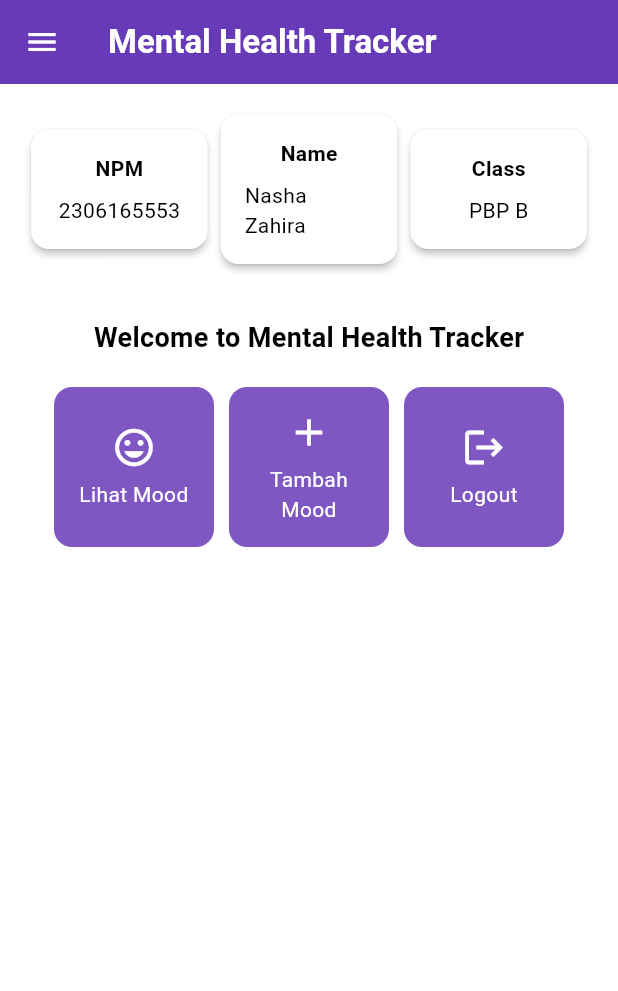
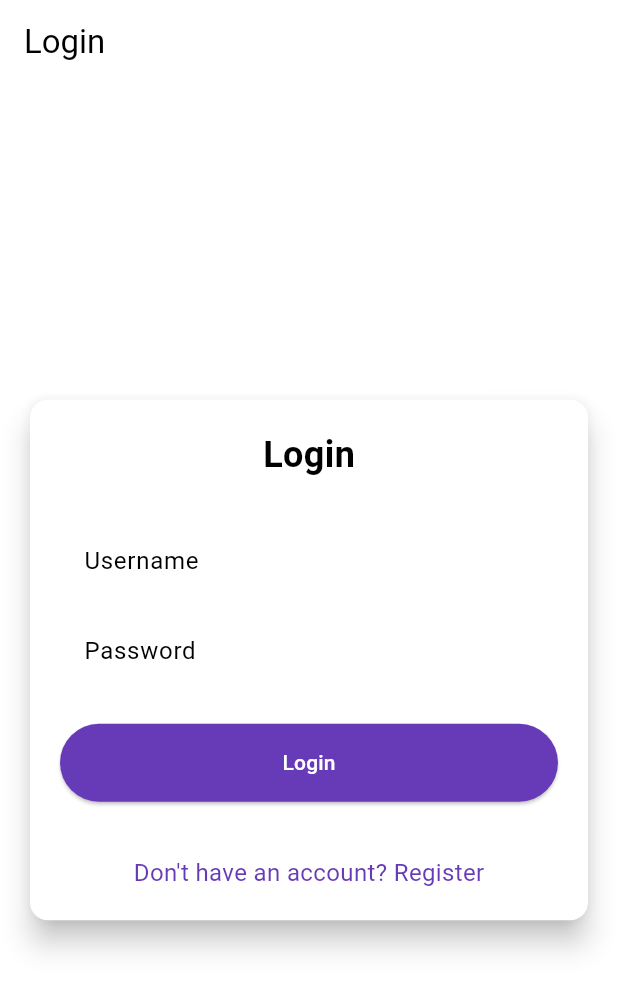
Before and after one commit to genshzin/mental-health-tracker-mobile, a Flutter app: the screen it shows after launch, on a phone screen of 412 x 824 dp. Shown: the top 991 px of the screen. Run offline on Flutter 3.47's test engine with Material 3 defaults, Android fonts, the phone set to English and light mode, and no system bars; missing offline and left inert: pbp_django_auth.

Commit message:
Add mood entry functionality with API integration and UI updates

```diff
--- a/lib/main.dart
+++ b/lib/main.dart
@@ -1,27 +1,33 @@
 import 'package:flutter/material.dart';
-import 'package:mental_health_tracker/screens/menu.dart';
+import 'package:mental_health_tracker/screens/login.dart';
+import 'package:pbp_django_auth/pbp_django_auth.dart';
+import 'package:provider/provider.dart';
 
 void main() {
   runApp(const MyApp());
 }
 
+
 class MyApp extends StatelessWidget {
   const MyApp({super.key});
 
-  // This widget is the root of your application.
   @override
   Widget build(BuildContext context) {
-    return MaterialApp(
-      title: 'Flutter Demo',
-      theme: ThemeData(
-        colorScheme: ColorScheme.fromSwatch(
-          primarySwatch: Colors.deepPurple,
-        ).copyWith(
-          secondary: Colors.deepPurple[400],
+    return Provider(
+      create: (_) {
+        CookieRequest request = CookieRequest();
+        return request;
+      },
+      child: MaterialApp(
+        title: 'Mental Health Tracker',
+        theme: ThemeData(
+          useMaterial3: true,
+          colorScheme: ColorScheme.fromSwatch(
+            primarySwatch: Colors.deepPurple,
+          ).copyWith(secondary: Colors.deepPurple[400]),
         ),
-        useMaterial3: true,
+        home: const LoginPage(),
       ),
-      home: MyHomePage(),
     );
   }
 }
--- /dev/null
+++ b/lib/screens/login.dart
@@ -0,0 +1,183 @@
+import 'package:mental_health_tracker/screens/menu.dart';
+import 'package:flutter/material.dart';
+import 'package:pbp_django_auth/pbp_django_auth.dart';
+import 'package:provider/provider.dart';
+// TODO: Import halaman RegisterPage jika sudah dibuat
+import 'package:mental_health_tracker/screens/register.dart';
+
+
+void main() {
+  runApp(const LoginApp());
+}
+
+class LoginApp extends StatelessWidget {
+  const LoginApp({super.key});
+
+  @override
+  Widget build(BuildContext context) {
+    return MaterialApp(
+      title: 'Login',
+      theme: ThemeData(
+        useMaterial3: true,
+        colorScheme: ColorScheme.fromSwatch(
+          primarySwatch: Colors.deepPurple,
+        ).copyWith(secondary: Colors.deepPurple[400]),
+      ),
+      home: const LoginPage(),
+    );
+  }
+}
+
+class LoginPage extends StatefulWidget {
+  const LoginPage({super.key});
+
+  @override
+  State<LoginPage> createState() => _LoginPageState();
+}
+
+class _LoginPageState extends State<LoginPage> {
+  final TextEditingController _usernameController = TextEditingController();
+  final TextEditingController _passwordController = TextEditingController();
+
+  @override
+  Widget build(BuildContext context) {
+    final request = context.watch<CookieRequest>();
+
+    return Scaffold(
+      appBar: AppBar(
+        title: const Text('Login'),
+      ),
+      body: Center(
+        child: SingleChildScrollView(
+          padding: const EdgeInsets.all(16.0),
+          child: Card(
+            elevation: 8,
+            shape: RoundedRectangleBorder(
+              borderRadius: BorderRadius.circular(12.0),
+            ),
+            child: Padding(
+              padding: const EdgeInsets.all(20.0),
+              child: Column(
+                mainAxisSize: MainAxisSize.min,
+                children: [
+                  const Text(
+                    'Login',
+                    style: TextStyle(
+                      fontSize: 24.0,
+                      fontWeight: FontWeight.bold,
+                    ),
+                  ),
+                  const SizedBox(height: 30.0),
+                  TextField(
+                    controller: _usernameController,
+                    decoration: const InputDecoration(
+                      labelText: 'Username',
+                      hintText: 'Enter your username',
+                      border: OutlineInputBorder(
+                        borderRadius: BorderRadius.all(Radius.circular(12.0)),
+                      ),
+                      contentPadding:
+                          EdgeInsets.symmetric(horizontal: 12.0, vertical: 8.0),
+                    ),
+                  ),
+                  const SizedBox(height: 12.0),
+                  TextField(
+                    controller: _passwordController,
+                    decoration: const InputDecoration(
+                      labelText: 'Password',
+                      hintText: 'Enter your password',
+                      border: OutlineInputBorder(
+                        borderRadius: BorderRadius.all(Radius.circular(12.0)),
+                      ),
+                      contentPadding:
+                          EdgeInsets.symmetric(horizontal: 12.0, vertical: 8.0),
+                    ),
+                    obscureText: true,
+                  ),
+                  const SizedBox(height: 24.0),
+                  ElevatedButton(
+                    onPressed: () async {
+                      String username = _usernameController.text;
+                      String password = _passwordController.text;
+
+                      // Cek kredensial
+                      // TODO: Ganti URL dan jangan lupa tambahkan trailing slash (/) di akhir URL!
+                      // Untuk menyambungkan Android emulator dengan Django pada localhost,
+                      // gunakan URL http://10.0.2.2/
+                      final response = await request
+                          .login("http://127.0.0.1:8000/auth/login/", {
+                        'username': username,
+                        'password': password,
+                      });
+
+                      if (request.loggedIn) {
+                        String message = response['message'];
+                        String uname = response['username'];
+                        if (context.mounted) {
+                          Navigator.pushReplacement(
+                            context,
+                            MaterialPageRoute(
+                                builder: (context) => MyHomePage()),
+                          );
+                          ScaffoldMessenger.of(context)
+                            ..hideCurrentSnackBar()
+                            ..showSnackBar(
+                              SnackBar(
+                                  content:
+                                      Text("$message Selamat datang, $uname.")),
+                            );
+                        }
+                      } else {
+                        if (context.mounted) {
+                          showDialog(
+                            context: context,
+                            builder: (context) => AlertDialog(
+                              title: const Text('Login Gagal'),
+                              content: Text(response['message']),
+                              actions: [
+                                TextButton(
+                                  child: const Text('OK'),
+                                  onPressed: () {
+                                    Navigator.pop(context);
+                                  },
+                                ),
+                              ],
+                            ),
+                          );
+                        }
+                      }
+                    },
+                    style: ElevatedButton.styleFrom(
+                      foregroundColor: Colors.white,
+                      minimumSize: Size(double.infinity, 50),
+                      backgroundColor: Theme.of(context).colorScheme.primary,
+                      padding: const EdgeInsets.symmetric(vertical: 16.0),
+                    ),
+                    child: const Text('Login'),
+                  ),
+                  const SizedBox(height: 36.0),
+                  GestureDetector(
+                    onTap: () {
+                      Navigator.push(
+                        context,
+                        MaterialPageRoute(
+                            builder: (context) => const RegisterPage()),
+                      );
+                    },
+                    child: Text(
+                      'Don\'t have an account? Register',
+                      style: TextStyle(
+                        color: Theme.of(context).colorScheme.primary,
+                        fontSize: 16.0,
+                      ),
+                    ),
+                  ),
+                ],
+              ),
+            ),
+          ),
+        ),
+      ),
+    );
+  }
+}
--- a/pubspec.yaml
+++ b/pubspec.yaml
@@ -35,6 +35,9 @@ dependencies:
   # The following adds the Cupertino Icons font to your application.
   # Use with the CupertinoIcons class for iOS style icons.
   cupertino_icons: ^1.0.6
+  provider: ^6.1.2
+  pbp_django_auth: ^0.4.0
+  http: ^1.2.2
 
 dev_dependencies:
   flutter_test:
```
Also changed, not shown: lib/models/mood_entry.dart (added, +65 -0 lines), lib/screens/list_moodentry.dart (added, +90 -0 lines), lib/screens/moodentry_form.dart (+36 -27 lines), lib/screens/register.dart (added, +166 -0 lines), lib/widgets/left_drawer.dart (+12 -0 lines), lib/widgets/mood_card.dart (+40 -3 lines), pubspec.lock, 2 other files.
